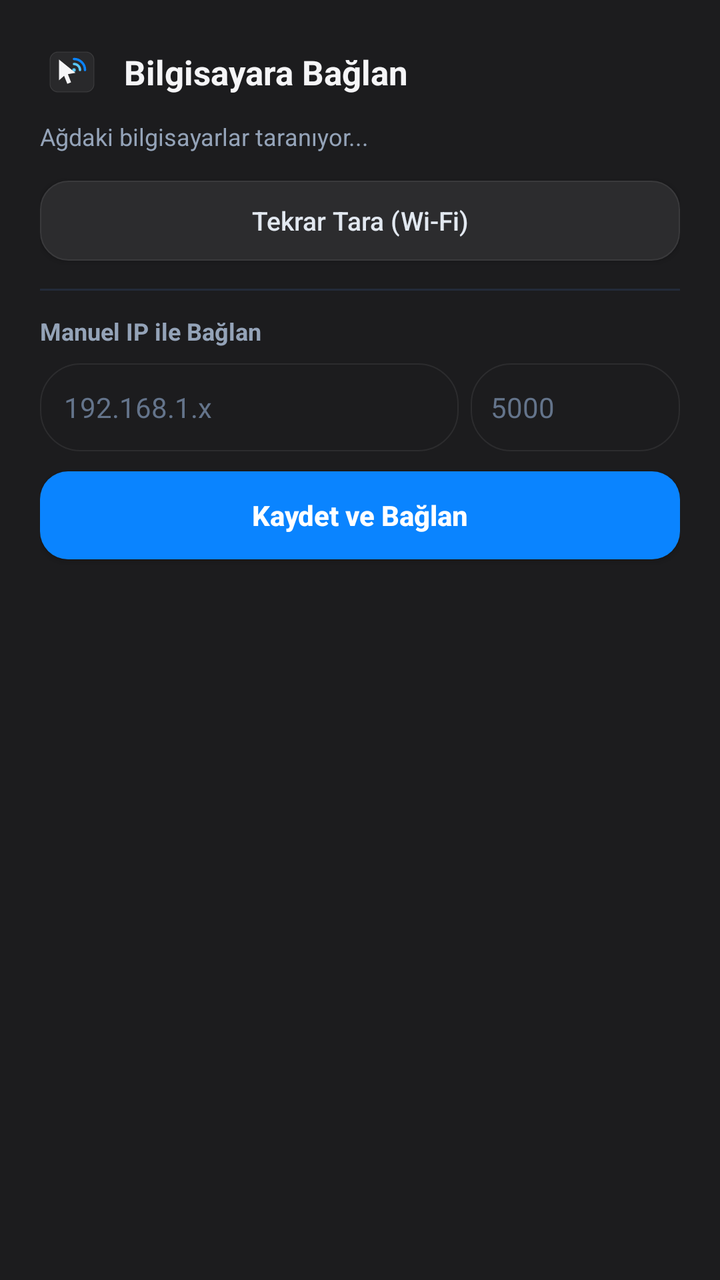
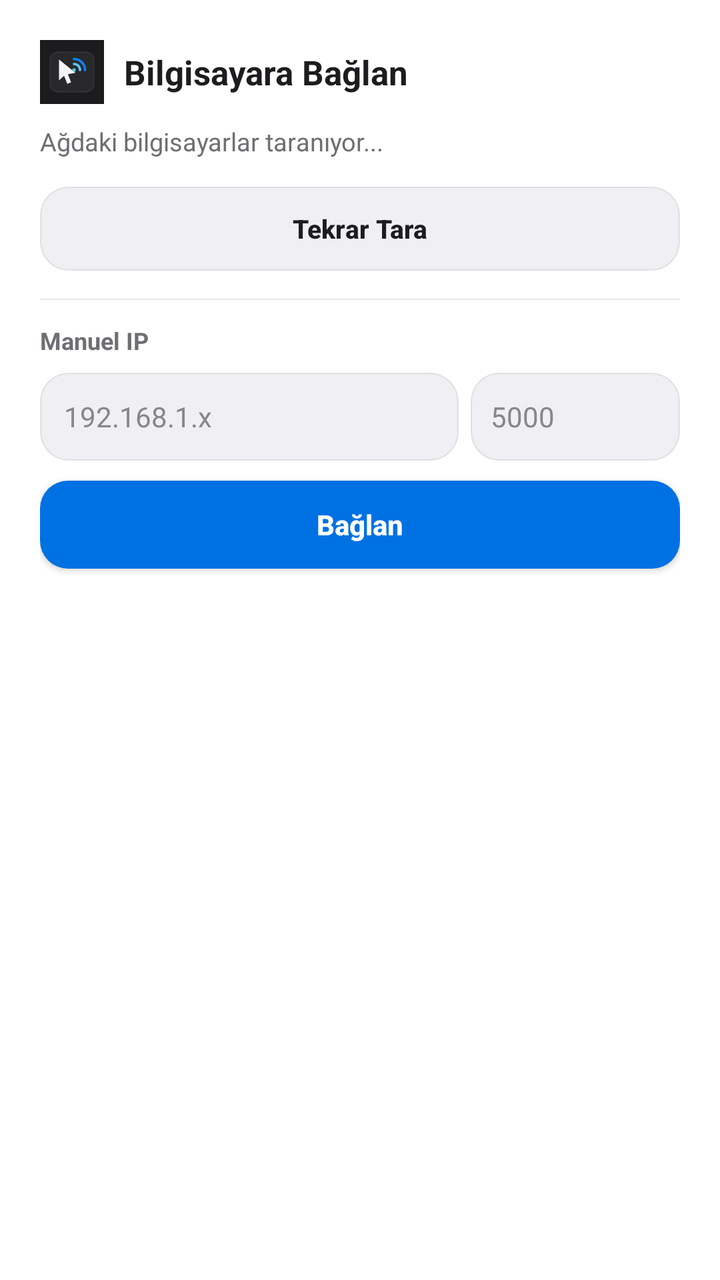

Before-and-after screenshots of an Android layout around one commit, followed by the original layout XML and the change that was made.
<!-- AndroidManifest.xml: application theme Theme.RemotePCPlus -->
<!-- res/layout/dialog_connect.xml -->
<?xml version="1.0" encoding="utf-8"?>
<LinearLayout xmlns:android="http://schemas.android.com/apk/res/android"
    android:layout_width="match_parent"
    android:layout_height="wrap_content"
    android:background="#1C1C1E"
    android:orientation="vertical"
    android:padding="20dp">

    <LinearLayout
        android:layout_width="match_parent"
        android:layout_height="wrap_content"
        android:gravity="center_vertical"
        android:orientation="horizontal">

        <ImageView
            android:layout_width="32dp"
            android:layout_height="32dp"
            android:contentDescription="RemotePC+"
            android:src="@drawable/ic_app_icon" />

        <TextView
            android:layout_width="wrap_content"
            android:layout_height="wrap_content"
            android:layout_marginStart="10dp"
            android:text="Bilgisayara Bağlan"
            android:textColor="#F5F5F7"
            android:textSize="17sp"
            android:textStyle="bold" />
    </LinearLayout>

    <TextView
        android:id="@+id/tvScanStatus"
        android:layout_width="match_parent"
        android:layout_height="wrap_content"
        android:layout_marginTop="8dp"
        android:text="Ağdaki bilgisayarlar taranıyor..."
        android:textColor="#94A3B8"
        android:textSize="12sp" />

    <LinearLayout
        android:id="@+id/discoveredList"
        android:layout_width="match_parent"
        android:layout_height="wrap_content"
        android:layout_marginTop="10dp"
        android:orientation="vertical" />

    <Button
        android:id="@+id/btnRescan"
        android:layout_width="match_parent"
        android:layout_height="40dp"
        android:layout_marginTop="4dp"
        android:background="@drawable/bg_btn_dark"
        android:text="Tekrar Tara (Wi-Fi)"
        android:textAllCaps="false"
        android:textColor="#E2E8F0"
        android:textSize="13sp" />

    <View
        android:layout_width="match_parent"
        android:layout_height="1dp"
        android:layout_marginTop="14dp"
        android:layout_marginBottom="12dp"
        android:background="#232B3A" />

    <TextView
        android:layout_width="wrap_content"
        android:layout_height="wrap_content"
        android:text="Manuel IP ile Bağlan"
        android:textColor="#94A3B8"
        android:textSize="12sp"
        android:textStyle="bold" />

    <LinearLayout
        android:layout_width="match_parent"
        android:layout_height="wrap_content"
        android:layout_marginTop="8dp"
        android:orientation="horizontal">

        <EditText
            android:id="@+id/etManualIp"
            android:layout_width="0dp"
            android:layout_height="44dp"
            android:layout_marginEnd="6dp"
            android:layout_weight="2"
            android:background="@drawable/bg_pill"
            android:hint="192.168.1.x"
            android:inputType="textUri"
            android:paddingStart="12dp"
            android:paddingEnd="12dp"
            android:textColor="#FFFFFF"
            android:textColorHint="#64748B"
            android:textSize="14sp" />

        <EditText
            android:id="@+id/etManualPort"
            android:layout_width="0dp"
            android:layout_height="44dp"
            android:layout_weight="1"
            android:background="@drawable/bg_pill"
            android:hint="5000"
            android:inputType="number"
            android:paddingStart="10dp"
            android:paddingEnd="10dp"
            android:textColor="#FFFFFF"
            android:textColorHint="#64748B"
            android:textSize="14sp" />
    </LinearLayout>

    <Button
        android:id="@+id/btnConnectManual"
        android:layout_width="match_parent"
        android:layout_height="44dp"
        android:layout_marginTop="10dp"
        android:background="@drawable/bg_btn_accent"
        android:text="Kaydet ve Bağlan"
        android:textAllCaps="false"
        android:textColor="#FFFFFF"
        android:textSize="14sp"
        android:textStyle="bold" />
</LinearLayout>
<!-- resources referenced by this layout -->
<resources>
  <!-- drawable bg_btn_accent (drawable) -->
  <?xml version="1.0" encoding="utf-8"?>
  <selector xmlns:android="http://schemas.android.com/apk/res/android">
      <item android:state_pressed="true">
          <shape android:shape="rectangle">
              <solid android:color="#0070E0" />
              <corners android:radius="14dp" />
          </shape>
      </item>
      <item>
          <shape android:shape="rectangle">
              <solid android:color="#0A84FF" />
              <corners android:radius="14dp" />
          </shape>
      </item>
  </selector>
  <!-- drawable bg_btn_dark (drawable) -->
  <?xml version="1.0" encoding="utf-8"?>
  <selector xmlns:android="http://schemas.android.com/apk/res/android">
      <item android:state_pressed="true">
          <shape android:shape="rectangle">
              <solid android:color="#3A3A3C" />
              <corners android:radius="14dp" />
          </shape>
      </item>
      <item>
          <shape android:shape="rectangle">
              <solid android:color="#2C2C2E" />
              <stroke android:width="0.5dp" android:color="#3A3A3C" />
              <corners android:radius="14dp" />
          </shape>
      </item>
  </selector>
  <!-- drawable bg_pill (drawable) -->
  <?xml version="1.0" encoding="utf-8"?>
  <shape xmlns:android="http://schemas.android.com/apk/res/android" android:shape="rectangle">
      <solid android:color="#1C1C1E" />
      <stroke android:width="0.5dp" android:color="#2C2C2E" />
      <corners android:radius="20dp" />
  </shape>
  <!-- drawable ic_app_icon (drawable) -->
  <?xml version="1.0" encoding="utf-8"?>
  <vector xmlns:android="http://schemas.android.com/apk/res/android"
      android:width="108dp"
      android:height="108dp"
      android:viewportWidth="128"
      android:viewportHeight="128">
  
      
      <path
          android:fillColor="#1C1C1E"
          android:pathData="M0,0h128v128h-128z" />
  
      
      <path
          android:fillColor="#0FFFFFFF"
          android:strokeColor="#1FFFFFFF"
          android:strokeWidth="1.4"
          android:pathData="M36,24 L92,24 C100.8,24 108,31.2 108,40 L108,88 C108,96.8 100.8,104 92,104 L36,104 C27.2,104 20,96.8 20,88 L20,40 C20,31.2 27.2,24 36,24 Z" />
  
      
      <path
          android:fillColor="#00000000"
          android:strokeColor="#0A84FF"
          android:strokeWidth="4.8"
          android:strokeLineCap="round"
          android:pathData="M68,38 A22,22 0 0,1 90,60" />
  
      
      <path
          android:fillColor="#00000000"
          android:strokeColor="#5AC8FA"
          android:strokeWidth="4.8"
          android:strokeLineCap="round"
          android:pathData="M68,48 A12,12 0 0,1 80,60" />
  
      
      <path
          android:fillColor="#5AC8FA"
          android:pathData="M68,56.5 A3.5,3.5 0 1,0 68,63.5 A3.5,3.5 0 1,0 68,56.5 Z" />
  
      
      <path
          android:fillColor="#F5F5F7"
          android:pathData="M38,39 L71,65.5 L55.8,68.2 L62.2,84.5 L54.6,87.8 L48.2,71.5 L38,80.5 Z" />
  </vector>
  <style name="Theme.RemotePCPlus" parent="Theme.AppCompat.NoActionBar">
          <item name="android:windowBackground">#000000</item>
          <item name="android:statusBarColor">#000000</item>
          <item name="android:navigationBarColor">#000000</item>
          <item name="colorAccent">#0A84FF</item>
      </style>
</resources>

<!-- the commit's change to res/layout/dialog_connect.xml (unified diff, before → after) -->
@@ -2,7 +2,7 @@
 <LinearLayout xmlns:android="http://schemas.android.com/apk/res/android"
     android:layout_width="match_parent"
     android:layout_height="wrap_content"
-    android:background="#1C1C1E"
+    android:background="@color/surface_card"
     android:orientation="vertical"
     android:padding="20dp">
 
@@ -23,7 +23,7 @@
             android:layout_height="wrap_content"
             android:layout_marginStart="10dp"
             android:text="Bilgisayara Bağlan"
-            android:textColor="#F5F5F7"
+            android:textColor="@color/ink_primary"
             android:textSize="17sp"
             android:textStyle="bold" />
     </LinearLayout>
@@ -32,10 +32,10 @@
         android:id="@+id/tvScanStatus"
         android:layout_width="match_parent"
         android:layout_height="wrap_content"
-        android:layout_marginTop="8dp"
+        android:layout_marginTop="10dp"
         android:text="Ağdaki bilgisayarlar taranıyor..."
-        android:textColor="#94A3B8"
-        android:textSize="12sp" />
+        android:textColor="@color/ink_secondary"
+        android:textSize="12.5sp" />
 
     <LinearLayout
         android:id="@+id/discoveredList"
@@ -47,26 +47,27 @@
     <Button
         android:id="@+id/btnRescan"
         android:layout_width="match_parent"
-        android:layout_height="40dp"
+        android:layout_height="42dp"
         android:layout_marginTop="4dp"
         android:background="@drawable/bg_btn_dark"
-        android:text="Tekrar Tara (Wi-Fi)"
+        android:text="Tekrar Tara"
         android:textAllCaps="false"
-        android:textColor="#E2E8F0"
-        android:textSize="13sp" />
+        android:textColor="@color/ink_primary"
+        android:textSize="13sp"
+        android:textStyle="bold" />
 
     <View
         android:layout_width="match_parent"
-        android:layout_height="1dp"
+        android:layout_height="0.5dp"
         android:layout_marginTop="14dp"
         android:layout_marginBottom="12dp"
-        android:background="#232B3A" />
+        android:background="@color/border_hairline" />
 
     <TextView
         android:layout_width="wrap_content"
         android:layout_height="wrap_content"
-        android:text="Manuel IP ile Bağlan"
-        android:textColor="#94A3B8"
+        android:text="Manuel IP"
+        android:textColor="@color/ink_secondary"
         android:textSize="12sp"
         android:textStyle="bold" />
 
@@ -82,13 +83,13 @@
             android:layout_height="44dp"
             android:layout_marginEnd="6dp"
             android:layout_weight="2"
-            android:background="@drawable/bg_pill"
+            android:background="@drawable/bg_btn_dark"
             android:hint="192.168.1.x"
             android:inputType="textUri"
             android:paddingStart="12dp"
             android:paddingEnd="12dp"
-            android:textColor="#FFFFFF"
-            android:textColorHint="#64748B"
+            android:textColor="@color/ink_primary"
+            android:textColorHint="@color/ink_tertiary"
             android:textSize="14sp" />
 
         <EditText
@@ -96,13 +97,13 @@
             android:layout_width="0dp"
             android:layout_height="44dp"
             android:layout_weight="1"
-            android:background="@drawable/bg_pill"
+            android:background="@drawable/bg_btn_dark"
             android:hint="5000"
             android:inputType="number"
             android:paddingStart="10dp"
             android:paddingEnd="10dp"
-            android:textColor="#FFFFFF"
-            android:textColorHint="#64748B"
+            android:textColor="@color/ink_primary"
+            android:textColorHint="@color/ink_tertiary"
             android:textSize="14sp" />
     </LinearLayout>
 
@@ -112,7 +113,7 @@
         android:layout_height="44dp"
         android:layout_marginTop="10dp"
         android:background="@drawable/bg_btn_accent"
-        android:text="Kaydet ve Bağlan"
+        android:text="Bağlan"
         android:textAllCaps="false"
         android:textColor="#FFFFFF"
         android:textSize="14sp"
<!-- resource entries referenced after the edit -->
@@ -1,17 +1,22 @@
 <!-- resources referenced by this layout -->
 <resources>
+  <color name="border_hairline">#18000000</color>
+  <color name="ink_primary">#1D1D1F</color>
+  <color name="ink_secondary">#6E6E73</color>
+  <color name="ink_tertiary">#86868B</color>
+  <color name="surface_card">#FFFFFF</color>
   <!-- drawable bg_btn_accent (drawable) -->
   <?xml version="1.0" encoding="utf-8"?>
   <selector xmlns:android="http://schemas.android.com/apk/res/android">
       <item android:state_pressed="true">
           <shape android:shape="rectangle">
-              <solid android:color="#0070E0" />
+              <solid android:color="@color/accent_blue_pressed" />
               <corners android:radius="14dp" />
           </shape>
       </item>
       <item>
           <shape android:shape="rectangle">
-              <solid android:color="#0A84FF" />
+              <solid android:color="@color/accent_blue" />
               <corners android:radius="14dp" />
           </shape>
       </item>
@@ -21,25 +26,18 @@
   <selector xmlns:android="http://schemas.android.com/apk/res/android">
       <item android:state_pressed="true">
           <shape android:shape="rectangle">
-              <solid android:color="#3A3A3C" />
+              <solid android:color="@color/surface_btn_pressed" />
               <corners android:radius="14dp" />
           </shape>
       </item>
       <item>
           <shape android:shape="rectangle">
-              <solid android:color="#2C2C2E" />
-              <stroke android:width="0.5dp" android:color="#3A3A3C" />
+              <solid android:color="@color/surface_btn" />
+              <stroke android:width="0.5dp" android:color="@color/border_hairline" />
               <corners android:radius="14dp" />
           </shape>
       </item>
   </selector>
-  <!-- drawable bg_pill (drawable) -->
-  <?xml version="1.0" encoding="utf-8"?>
-  <shape xmlns:android="http://schemas.android.com/apk/res/android" android:shape="rectangle">
-      <solid android:color="#1C1C1E" />
-      <stroke android:width="0.5dp" android:color="#2C2C2E" />
-      <corners android:radius="20dp" />
-  </shape>
   <!-- drawable ic_app_icon (drawable) -->
   <?xml version="1.0" encoding="utf-8"?>
   <vector xmlns:android="http://schemas.android.com/apk/res/android"
@@ -86,11 +84,17 @@
           android:fillColor="#F5F5F7"
           android:pathData="M38,39 L71,65.5 L55.8,68.2 L62.2,84.5 L54.6,87.8 L48.2,71.5 L38,80.5 Z" />
   </vector>
-  <style name="Theme.RemotePCPlus" parent="Theme.AppCompat.NoActionBar">
-          <item name="android:windowBackground">#000000</item>
-          <item name="android:statusBarColor">#000000</item>
-          <item name="android:navigationBarColor">#000000</item>
-          <item name="colorAccent">#0A84FF</item>
+  <style name="Theme.RemotePCPlus" parent="Theme.AppCompat.DayNight.NoActionBar">
+          <item name="android:windowBackground">@color/bg_canvas</item>
+          <item name="android:statusBarColor">@color/bg_canvas</item>
+          <item name="android:navigationBarColor">@color/bg_canvas</item>
+          <item name="android:windowLightStatusBar">true</item>
+          <item name="colorAccent">@color/accent_blue</item>
       </style>
+  <color name="accent_blue_pressed">#005BB5</color>
+  <color name="accent_blue">#0071E3</color>
+  <color name="surface_btn_pressed">#E2E2E8</color>
+  <color name="surface_btn">#EFEFF4</color>
+  <color name="bg_canvas">#F5F5F7</color>
 </resources>
 
